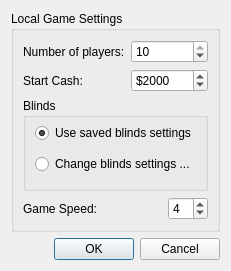
The window that src/gui/qt/newgamedialog.ui (pokerth/pokerth) describes before a commit, drawn with Qt 5.
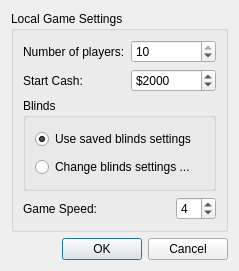
The same window after the commit.

Commit message: bugfix for #221 (Beep when message from ignored player)

Diff of the .ui file:
```diff
--- a/src/gui/qt/newgamedialog.ui
+++ b/src/gui/qt/newgamedialog.ui
@@ -6,7 +6,7 @@
    <rect>
     <x>0</x>
     <y>0</y>
-    <width>225</width>
+    <width>239</width>
     <height>271</height>
    </rect>
   </property>
@@ -78,9 +78,6 @@
          <string>Blinds</string>
         </property>
         <layout class="QGridLayout">
-         <property name="topMargin">
-          <number>0</number>
-         </property>
          <item row="0" column="0">
           <widget class="QRadioButton" name="radioButton_useSavedBlindsSettings">
            <property name="text">
```
The commit also changes 1 other file.
